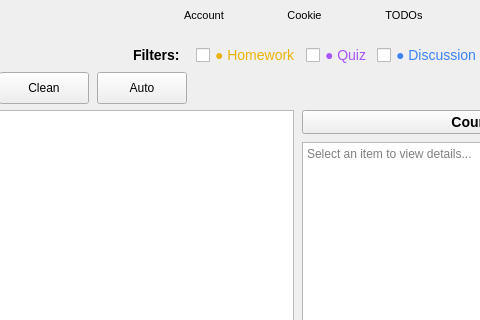
s1lently/canvas_decon, file gui/ui/main.ui: the form before one commit; both pictures show x 500 to 980 and y 0 to 320 of the 1200 by 800 pixel window.
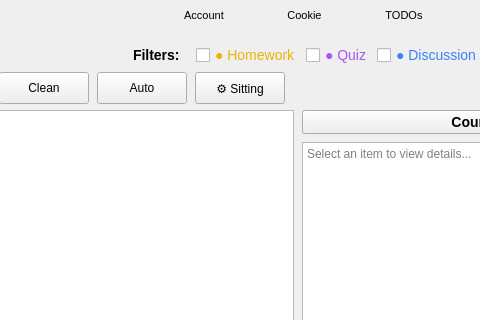
The form after the commit.

What changed in the file:
```diff
--- a/gui/ui/main.ui
+++ b/gui/ui/main.ui
@@ -475,6 +475,25 @@
         </property>
        </widget>
       </item>
+      <item>
+       <widget class="QPushButton" name="sittingBtn">
+        <property name="text">
+         <string>⚙️ Sitting</string>
+        </property>
+        <property name="minimumSize">
+         <size>
+          <width>90</width>
+          <height>32</height>
+         </size>
+        </property>
+        <property name="maximumSize">
+         <size>
+          <width>90</width>
+          <height>32</height>
+         </size>
+        </property>
+       </widget>
+      </item>
       <item>
        <spacer name="buttonSpacer">
         <property name="orientation">
```
